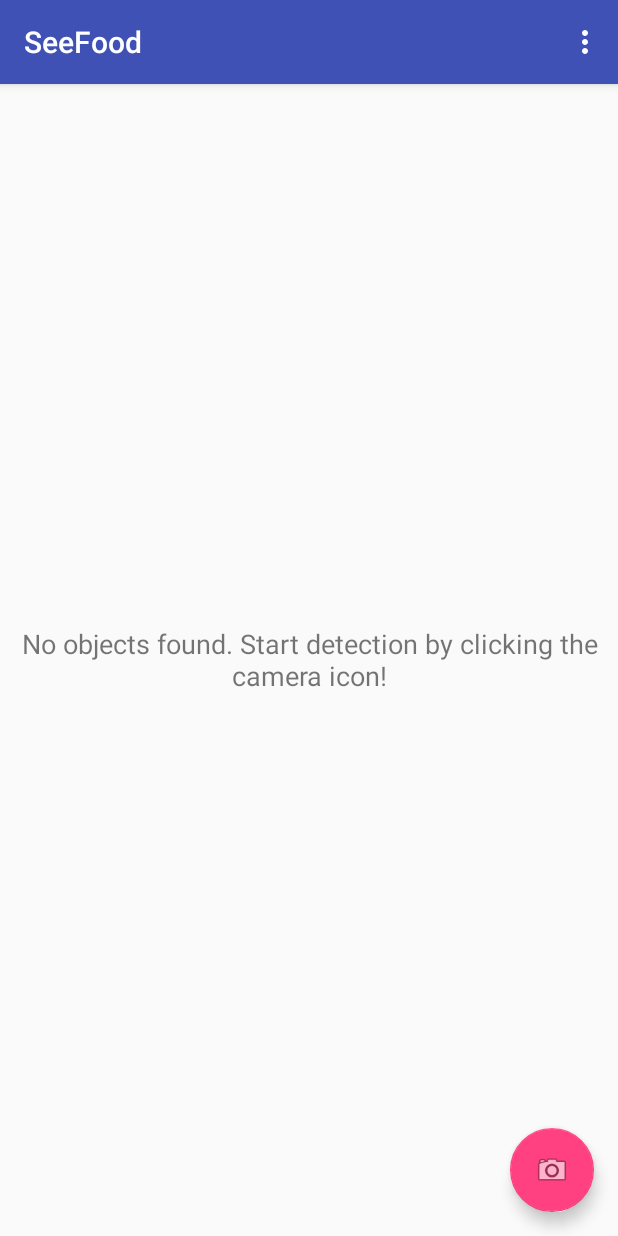
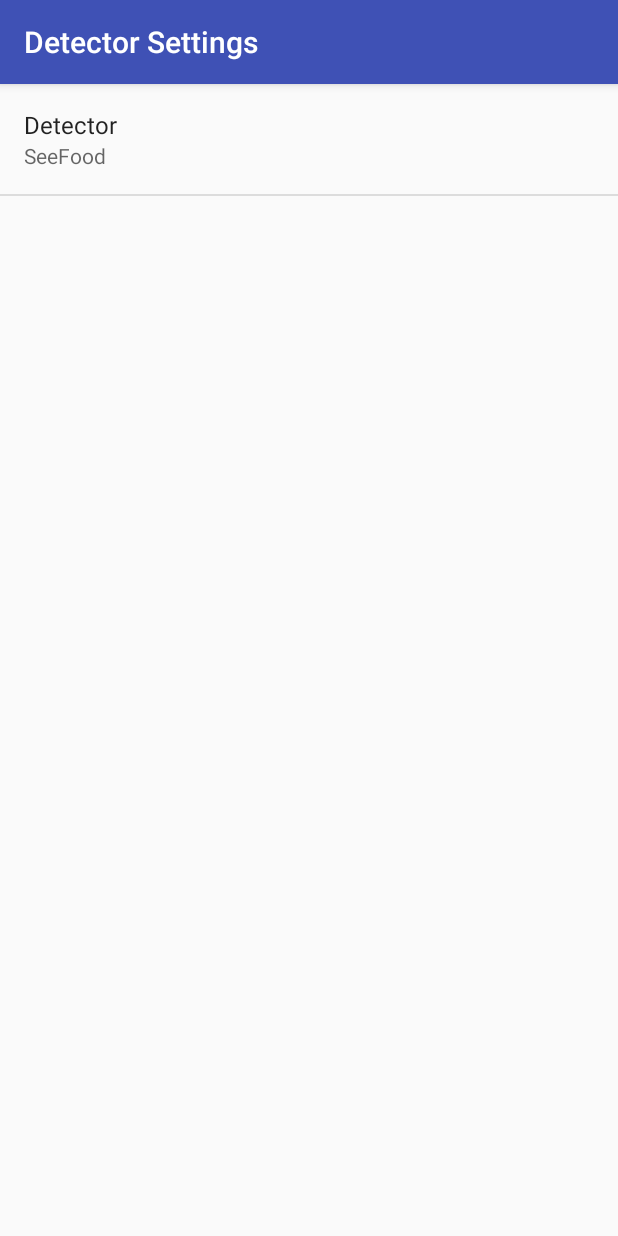
Before and after one commit to BE-PROJECTS2018/GroupNo51-SeeFood, an Android app: the screen it shows after launch (MainActivity before the commit, SettingsActivity after it), in the options menu, after a tap on "Settings", on a phone screen of 412 x 824 dp. Run offline under Robolectric (Android 15) with nearby library versions, the phone set to English and light mode, and no system bars; 9 statements that could not run were skipped.

Commit message:
Added settings shared preferences for selecting detector

```diff
--- a/app/src/main/java/com/example/ubuntu/seefood/DetectorActivity.java
+++ b/app/src/main/java/com/example/ubuntu/seefood/DetectorActivity.java
@@ -1,6 +1,7 @@
 package com.example.ubuntu.seefood;
 
 import android.content.Intent;
+import android.content.SharedPreferences;
 import android.graphics.Bitmap;
 import android.graphics.Canvas;
 import android.graphics.Color;
@@ -11,6 +12,7 @@ import android.graphics.Typeface;
 import android.media.ImageReader;
 import android.os.Bundle;
 import android.os.SystemClock;
+import android.preference.PreferenceManager;
 import android.util.Size;
 import android.util.TypedValue;
 import android.widget.Toast;
@@ -45,7 +47,7 @@ public class DetectorActivity extends CameraActivity implements ImageReader.OnIm
     // Graphs and models downloaded from http://pjreddie.com/darknet/yolo/ may be converted e.g. via
     // DarkFlow (https://github.com/thtrieu/darkflow). Sample command:
     // ./flow --model cfg/tiny-yolo-voc.cfg --load bin/tiny-yolo-voc.weights --savepb --verbalise
-    private static final String YOLO_MODEL_FILE = "file:///android_asset/tiny-yolo.pb";
+    private static String YOLO_MODEL_FILE;
     private static final int YOLO_INPUT_SIZE = 416;
     private static final String YOLO_INPUT_NAME = "input";
     private static final String YOLO_OUTPUT_NAMES = "output";
@@ -93,6 +95,12 @@ public class DetectorActivity extends CameraActivity implements ImageReader.OnIm
 
         tracker = new MultiBoxTracker(this);
 
+        // Sets the name of the model file to be used for detection
+        SharedPreferences sharedPrefs = PreferenceManager.getDefaultSharedPreferences(this);
+        String yolo_model_filename = sharedPrefs.getString(getString(R.string.settings_detector_key),
+                getString(R.string.settings_detector_default));
+        YOLO_MODEL_FILE= "file:///android_asset/" + yolo_model_filename;
+
         int cropSize = YOLO_INPUT_SIZE;
         detector = TensorFlowYoloDetector.create(
                         getAssets(),
@@ -100,7 +108,8 @@ public class DetectorActivity extends CameraActivity implements ImageReader.OnIm
                         YOLO_INPUT_SIZE,
                         YOLO_INPUT_NAME,
                         YOLO_OUTPUT_NAMES,
-                        YOLO_BLOCK_SIZE);
+                        YOLO_BLOCK_SIZE,
+                        this);
 
         previewWidth = size.getWidth();
         previewHeight = size.getHeight();
--- a/app/src/main/java/com/example/ubuntu/seefood/MainActivity.java
+++ b/app/src/main/java/com/example/ubuntu/seefood/MainActivity.java
@@ -23,8 +23,10 @@ import java.util.HashMap;
 
 public class MainActivity extends AppCompatActivity {
 
+    private Logger LOGGER = new Logger();
     private final int REQUEST_CODE=1;
-    private final int RESULT_CODE=2;
+    private final int RESULT_CODE_DETECTOR=2;
+    private final int RESULT_CODE_SETTINGS=3;
     private ArrayList<String> objects;
     private ObjectAdapter mAdapter;
     private ListView objectListView;
@@ -39,8 +41,6 @@ public class MainActivity extends AppCompatActivity {
     protected void onCreate(Bundle savedInstanceState) {
         super.onCreate(savedInstanceState);
         setContentView(R.layout.activity_main);
-//        Toolbar toolbar = (Toolbar) findViewById(R.id.toolbar);
-//        setSupportActionBar(toolbar);
 
         FloatingActionButton fab = (FloatingActionButton) findViewById(R.id.fab);
         fab.setOnClickListener(new View.OnClickListener() {
@@ -52,17 +52,25 @@ public class MainActivity extends AppCompatActivity {
         });
 
         // Example of a call to a native method
-        TextView tv = (TextView) findViewById(R.id.no_objects_found);
+        // TextView tv = (TextView) findViewById(R.id.no_objects_found);
         // This line prints "Hello from SeeFood" from native-lib.cpp
         // tv.setText(stringFromJNI());
     }
 
     @Override
     protected void onActivityResult(int requestCode, int resultCode, Intent data) {
-        if(resultCode==RESULT_CODE && requestCode==REQUEST_CODE){
+        super.onActivityResult(requestCode, resultCode, data);
+        if(resultCode==RESULT_CODE_DETECTOR && requestCode==REQUEST_CODE){
             displayDetectedObjectsSummary(data);
-        }else{
-            Toast.makeText(getApplicationContext(),"Request and result code don't match!",Toast.LENGTH_LONG).show();
+        }else if(resultCode==RESULT_CODE_SETTINGS && requestCode==REQUEST_CODE){
+            if(data.getStringExtra(SettingsActivity.DETECTOR_NAME).equals("tiny-yolo.pb")) {
+                Toast.makeText(getApplicationContext(), "Detector : MS COCO", Toast.LENGTH_LONG).show();
+            }else{
+                Toast.makeText(getApplicationContext(), "Detector : SeeFood", Toast.LENGTH_LONG).show();
+            }
+        } else{
+            //Toast.makeText(getApplicationContext(),"Request and result code don't match!",Toast.LENGTH_LONG).show();
+            LOGGER.d("Request and result code don't match!");
         }
     }
 
@@ -144,11 +152,15 @@ public class MainActivity extends AppCompatActivity {
 
         //noinspection SimplifiableIfStatement
         if (id == R.id.action_settings) {
+            Intent settingsIntent = new Intent(this, SettingsActivity.class);
+            startActivityForResult(settingsIntent, 1);
             return true;
         }
 
         return super.onOptionsItemSelected(item);
     }
+
+
 
     /**
      * A native method that is implemented by the 'native-lib' native library,
--- /dev/null
+++ b/app/src/main/java/com/example/ubuntu/seefood/SettingsActivity.java
@@ -0,0 +1,79 @@
+package com.example.ubuntu.seefood;
+
+import android.content.Intent;
+import android.content.SharedPreferences;
+import android.os.Bundle;
+import android.preference.ListPreference;
+import android.preference.Preference;
+import android.preference.PreferenceFragment;
+import android.preference.PreferenceManager;
+import android.support.annotation.Nullable;
+import android.support.v7.app.AppCompatActivity;
+import android.view.MenuItem;
+
+import com.example.ubuntu.seefood.env.Logger;
+
+/**
+ * Created by ubuntu on 24/2/18.
+ */
+
+public class SettingsActivity extends AppCompatActivity {
+
+    private static int RESULT_CODE = 0;
+    private static final Logger LOGGER = new Logger();
+    private static String stringValue;
+    public static final String DETECTOR_NAME = "detector_name";
+
+    @Override
+    protected void onCreate(@Nullable Bundle savedInstanceState) {
+        super.onCreate(savedInstanceState);
+        setContentView(R.layout.settings_activity);
+        getSupportActionBar().setDisplayHomeAsUpEnabled(false);
+    }
+
+    @Override
+    public void onBackPressed() {
+        Intent intent = getIntent();
+        intent.putExtra(DETECTOR_NAME, stringValue);
+        setResult(RESULT_CODE, intent);
+        super.onBackPressed();
+    }
+
+    public static class DetectorPreferenceFragment extends PreferenceFragment implements Preference.OnPreferenceChangeListener{
+
+        @Override
+        public void onCreate(@Nullable Bundle savedInstanceState) {
+            super.onCreate(savedInstanceState);
+            addPreferencesFromResource(R.xml.settings_xml);
+
+            Preference detector = findPreference(getString(R.string.settings_detector_key));
+            bindPreferenceSummaryToValue(detector);
+        }
+
+        @Override
+        public boolean onPreferenceChange(Preference preference, Object value) {
+            stringValue = value.toString();
+            LOGGER.d("Preference changed to "+stringValue);
+            if (preference instanceof ListPreference) {
+                ListPreference listPreference = (ListPreference) preference;
+                int prefIndex = listPreference.findIndexOfValue(stringValue);
+                if (prefIndex >= 0) {
+                    CharSequence[] labels = listPreference.getEntries();
+                    preference.setSummary(labels[prefIndex]);
+                }
+            } else {
+                preference.setSummary(stringValue);
+            }
+            RESULT_CODE = 3;
+            return true;
+        }
+
+        private void bindPreferenceSummaryToValue(Preference preference) {
+            preference.setOnPreferenceChangeListener(this);
+            SharedPreferences preferences = PreferenceManager.getDefaultSharedPreferences(preference.getContext());
+            String preferenceString = preferences.getString(preference.getKey(), "");
+            onPreferenceChange(preference, preferenceString);
+        }
+    }
+
+}
--- /dev/null
+++ b/app/src/main/res/values/arrays.xml
@@ -0,0 +1,12 @@
+<?xml version="1.0" encoding="utf-8"?>
+<resources>
+    <string-array name="settings_detector_labels">
+        <item>@string/settings_detector_ms_coco_label</item>
+        <item>@string/settings_detector_seefood_label</item>
+    </string-array>
+
+    <string-array name="settings_detector_values">
+        <item>@string/settings_detector_ms_coco_value</item>
+        <item>@string/settings_detector_seefood_value</item>
+    </string-array>
+</resources>
--- a/app/src/main/res/values/strings.xml
+++ b/app/src/main/res/values/strings.xml
@@ -9,5 +9,20 @@
     <string name="camera_error">This device doesn\'t support Camera2 API.</string>
     <string name="no_objects_found">No objects found. Start detection by clicking the camera icon!</string>
 
+    <!-- Settings Activity Title [CHAR LIMIT=NONE] -->
+    <string name="detector_settings_title">Detector Settings</string>
+
+    <!-- Strings For Detector Preference [CHAR LIMIT=30] -->
+    <string name="settings_detector_label">Detector</string>
+    <string name="settings_detector_key" translatable="false">detector_key</string>
+    <string name="settings_detector_default" translatable="false">@string/settings_detector_seefood_value</string>
+
+    <!-- Label for detector ms coco option [CHAR LIMIT=20] -->
+    <string name="settings_detector_ms_coco_label">MS COCO</string>
+    <string name="settings_detector_ms_coco_value" translatable="false">tiny-yolo.pb</string>
+
+    <!-- Label for detector seefood option [CHAR LIMIT=20] -->
+    <string name="settings_detector_seefood_label">SeeFood</string>
+    <string name="settings_detector_seefood_value" translatable="false">tiny-yolo-voc-3c.pb</string>
 
 </resources>
--- /dev/null
+++ b/app/src/main/res/xml/settings_xml.xml
@@ -0,0 +1,13 @@
+<?xml version="1.0" encoding="utf-8"?>
+<PreferenceScreen
+    xmlns:android="http://schemas.android.com/apk/res/android"
+    android:title="@string/detector_settings_title">
+
+    <ListPreference
+        android:defaultValue="@string/settings_detector_default"
+        android:entries="@array/settings_detector_labels"
+        android:entryValues="@array/settings_detector_values"
+        android:key="@string/settings_detector_key"
+        android:title="@string/settings_detector_label" />
+
+</PreferenceScreen>
```
Also changed, not shown: app/src/main/AndroidManifest.xml (+7 -1 lines), app/src/main/java/com/example/ubuntu/seefood/TensorFlowYoloDetector.java (+50 -3 lines), app/src/main/res/layout/settings_activity.xml (added, +8 -0 lines), 1 other file.
